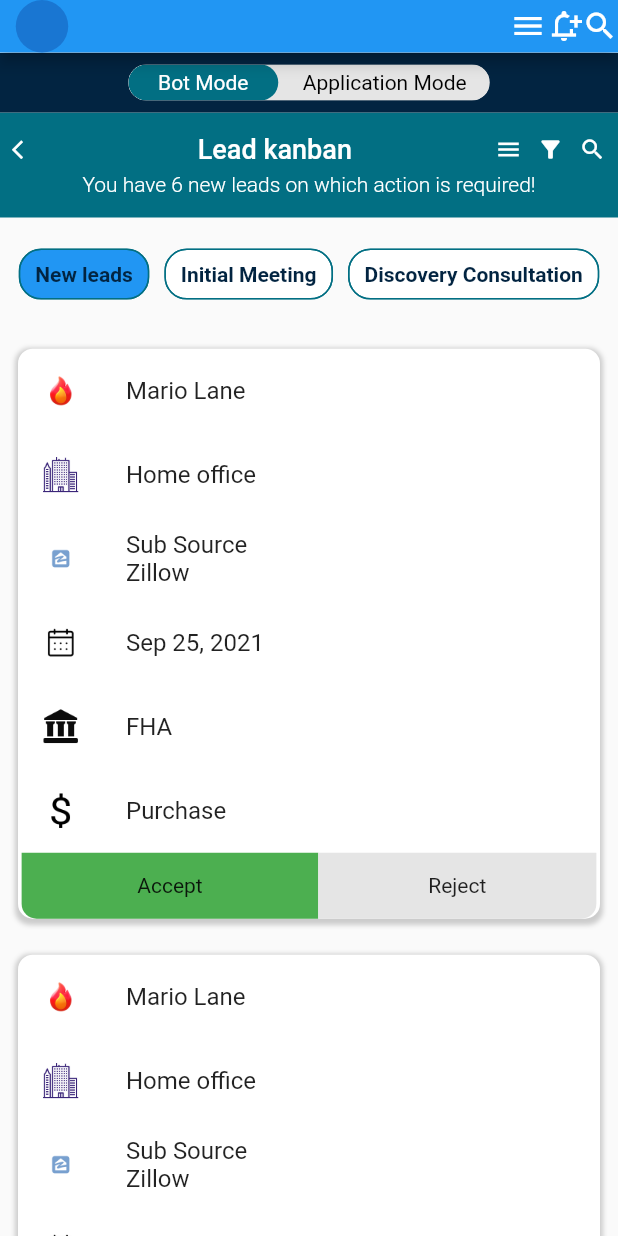
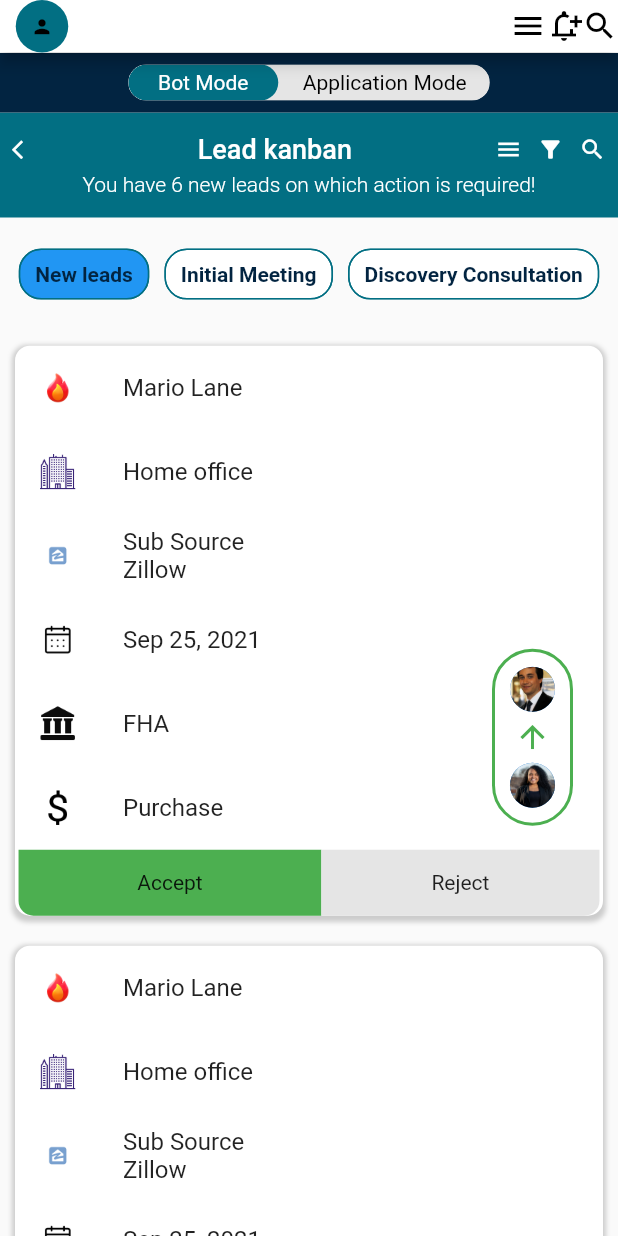
Before and after one commit to aneeshdevala/assessment, a Flutter app: the screen it shows after launch, after a tap on "Bot Mode", on a phone screen of 412 x 824 dp. Run offline on Flutter 3.47's test engine with Material 2 defaults, Android fonts, the phone set to English and light mode, and no system bars; drawn by our look-alikes of toggle_switch.

Commit message:
final edits

```diff
--- a/lib/app/theme/appcolors.dart
+++ b/lib/app/theme/appcolors.dart
@@ -6,6 +6,7 @@ const Color kcSecondary = Color.fromARGB(255, 2, 36, 65);
 const Color kcGreen = Colors.green;
 const Color kcGrey = Colors.grey;
 const Color kcWhite = Colors.white;
+const Color kcBlack = Colors.black;
 
 const Color kcMediumGreyColor = Color(0xff868686);
 const Color kcLightGreyColor = Color(0xffe5e5e5);
--- a/lib/app/view/view.dart
+++ b/lib/app/view/view.dart
@@ -1,4 +1,3 @@
-import 'package:assesment/app/controller.dart';
 import 'package:assesment/app/theme/appcolors.dart';
 import 'package:assesment/app/theme/whitespaces.dart';
 import 'package:assesment/app/widget/cardsutils.dart';
@@ -20,12 +19,30 @@ class HomeScreen extends StatelessWidget {
     return SafeArea(
       child: Scaffold(
           appBar: AppBar(
+            backgroundColor: kcWhite,
             toolbarHeight: 35,
-            leading: const CircleAvatar(),
+            leading: const CircleAvatar(
+              radius: 15,
+              backgroundColor: kcPrimary,
+              child: Icon(
+                Icons.person,
+                color: kcBlack,
+                size: 15,
+              ),
+            ),
             actions: const [
-              Icon(Icons.menu),
-              Icon(Icons.notification_add_outlined),
-              Icon(Icons.search)
+              Icon(
+                Icons.menu,
+                color: kcBlack,
+              ),
+              Icon(
+                Icons.notification_add_outlined,
+                color: kcBlack,
+              ),
+              Icon(
+                Icons.search,
+                color: kcBlack,
+              ),
             ],
           ),
           body: NestedScrollView(
@@ -82,8 +99,10 @@ class HomeScreen extends StatelessWidget {
                     itemCount: 20,
                     itemBuilder: (context, index) {
                       return Padding(
-                        padding: const EdgeInsets.all(12.0),
-                        child: Container(
+                        padding: const EdgeInsets.all(10.0),
+                        child: Stack(
+                          children: [
+                            Container(
                               decoration: BoxDecoration(
                                   boxShadow: [
                                     BoxShadow(
@@ -101,10 +120,12 @@ class HomeScreen extends StatelessWidget {
                               child: Column(
                                 children: [
                                   ListView.builder(
-                                physics: const NeverScrollableScrollPhysics(),
+                                    physics:
+                                        const NeverScrollableScrollPhysics(),
                                     shrinkWrap: true,
                                     itemCount: 6,
-                                itemBuilder: (BuildContext context, int index) {
+                                    itemBuilder:
+                                        (BuildContext context, int index) {
                                       return ListTile(
                                         leading: Image.asset(
                                             CardsUtils.leadIcon[index],
@@ -119,30 +140,69 @@ class HomeScreen extends StatelessWidget {
                                     children: [
                                       Container(
                                         height: 44,
-                                    width: MediaQuery.of(context).size.width *
-                                        0.48,
+                                        width:
+                                            MediaQuery.of(context).size.width *
+                                                0.49,
                                         decoration: const BoxDecoration(
                                             color: kcGreen,
                                             borderRadius: BorderRadius.only(
                                                 //topLeft: Radius.circular(10),
-                                            bottomLeft: Radius.circular(10))),
-                                    child: const Center(child: Text('Accept')),
+                                                bottomLeft:
+                                                    Radius.circular(10))),
+                                        child:
+                                            const Center(child: Text('Accept')),
                                       ),
                                       Container(
                                         height: 44,
-                                    width: MediaQuery.of(context).size.width *
+                                        width:
+                                            MediaQuery.of(context).size.width *
                                                 0.45,
                                         decoration: const BoxDecoration(
                                             color: kcLightGreyColor,
                                             borderRadius: BorderRadius.only(
                                                 // topRight: Radius.circular(10),
-                                            bottomRight: Radius.circular(10))),
-                                    child: const Center(child: Text('Reject')),
+                                                bottomRight:
+                                                    Radius.circular(10))),
+                                        child:
+                                            const Center(child: Text('Reject')),
                                       )
                                     ],
                                   )
                                 ],
                               ),
+                            ),
+                            Positioned(
+                                bottom: 60,
+                                right: 20,
+                                child: Container(
+                                  padding: const EdgeInsets.all(10),
+                                  decoration: BoxDecoration(
+                                      color: kcWhite,
+                                      borderRadius: BorderRadius.circular(30),
+                                      border:
+                                          Border.all(color: kcGreen, width: 2)),
+                                  child: Column(
+                                    children: const [
+                                      CircleAvatar(
+                                        radius: 15,
+                                        backgroundImage:
+                                            AssetImage('assets/avatar1.jpg'),
+                                      ),
+                                      vSpaceMin,
+                                      Icon(
+                                        Icons.arrow_upward,
+                                        color: kcGreen,
+                                      ),
+                                      vSpaceMin,
+                                      CircleAvatar(
+                                        radius: 15,
+                                        backgroundImage:
+                                            AssetImage('assets/avatar2.jpeg'),
+                                      ),
+                                    ],
+                                  ),
+                                ))
+                          ],
                         ),
                       );
                     },
--- a/lib/app/widget/heading2.dart
+++ b/lib/app/widget/heading2.dart
@@ -2,7 +2,6 @@ import 'package:assesment/app/theme/appcolors.dart';
 import 'package:assesment/app/theme/textstyle.dart';
 import 'package:assesment/app/theme/whitespaces.dart';
 import 'package:flutter/material.dart';
-import 'package:toggle_switch/toggle_switch.dart';
 
 class Delegate2 extends SliverPersistentHeaderDelegate {
   // final Color backgroundColor;
@@ -53,7 +52,7 @@ class Delegate2 extends SliverPersistentHeaderDelegate {
                   ],
                 ),
                 vSpaceMin,
-                Text('You have 6 new leads on which action is required!',
+                const Text('You have 6 new leads on which action is required!',
                     style: captionStyle),
               ],
             )
--- a/lib/app/widget/sliverheader.dart
+++ b/lib/app/widget/sliverheader.dart
@@ -6,9 +6,9 @@ import 'package:toggle_switch/toggle_switch.dart';
 
 class Delegate extends SliverPersistentHeaderDelegate {
   // final Color backgroundColor;
-  final String _title;
+  final String title;
 
-  Delegate(this._title);
+  Delegate(this.title);
 
   @override
   Widget build(
@@ -23,7 +23,7 @@ class Delegate extends SliverPersistentHeaderDelegate {
           children: [
             ToggleSwitch(
               curve: Curves.easeIn,
-              customWidths: [100, 140],
+              customWidths: const [100, 140],
               initialLabelIndex: 1,
               cornerRadius: 20.0,
               radiusStyle: true,
@@ -38,7 +38,7 @@ class Delegate extends SliverPersistentHeaderDelegate {
                 [kcPrimary]
               ],
               onToggle: (index) {
-                print('switched to: $index');
+               // print('switched to: $index');
               },
             ),
           ],
--- a/lib/main.dart
+++ b/lib/main.dart
@@ -12,6 +12,7 @@ class MyApp extends StatelessWidget {
   @override
   Widget build(BuildContext context) {
     return MaterialApp(
+      debugShowCheckedModeBanner: false,
       title: 'Flutter Demo',
       theme: ThemeData(
         primarySwatch: Colors.blue,
--- a/pubspec.yaml
+++ b/pubspec.yaml
@@ -64,7 +64,7 @@ flutter:
   # To add assets to your application, add an assets section, like this:
   assets:
     - assets/cardimage/
-  #   - images/a_dot_ham.jpeg
+    - assets/
 
   # An image asset can refer to one or more resolution-specific "variants", see
   # https://flutter.dev/assets-and-images/#resolution-aware
```
Also changed, not shown: assets/avatar1.jpg (added), assets/avatar2.jpeg (added). Lines whose indentation alone changed are shown as unchanged.
